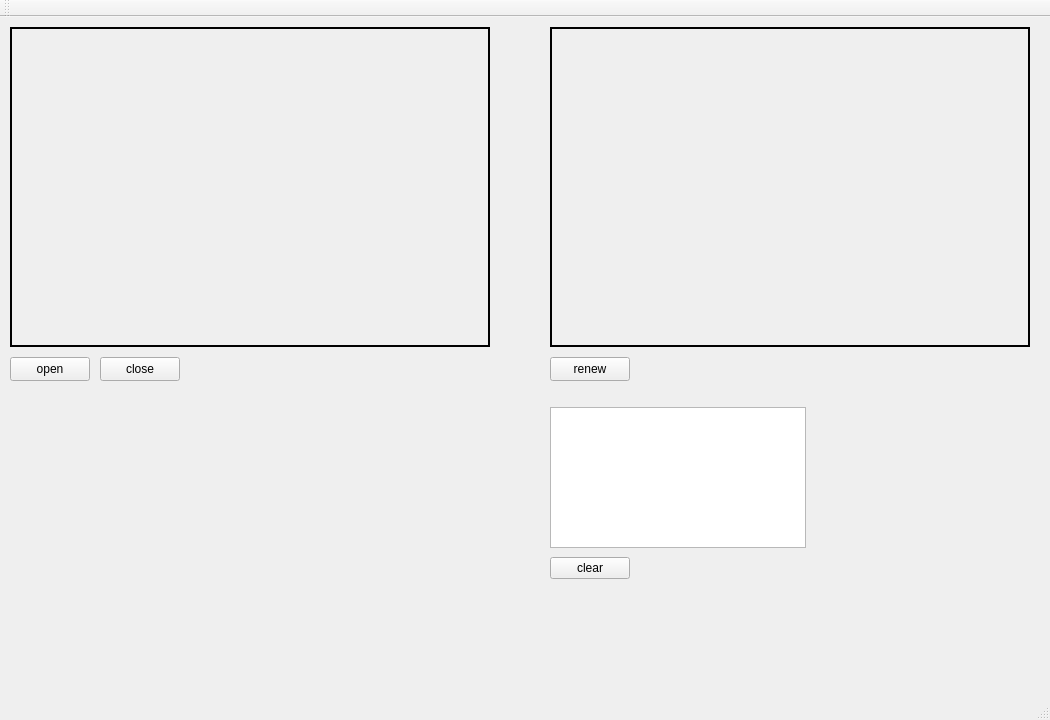
This is Autotest/frame.ui in gotolafa/ScreenDetect as Qt 5 draws it before an edit. The edited form follows.
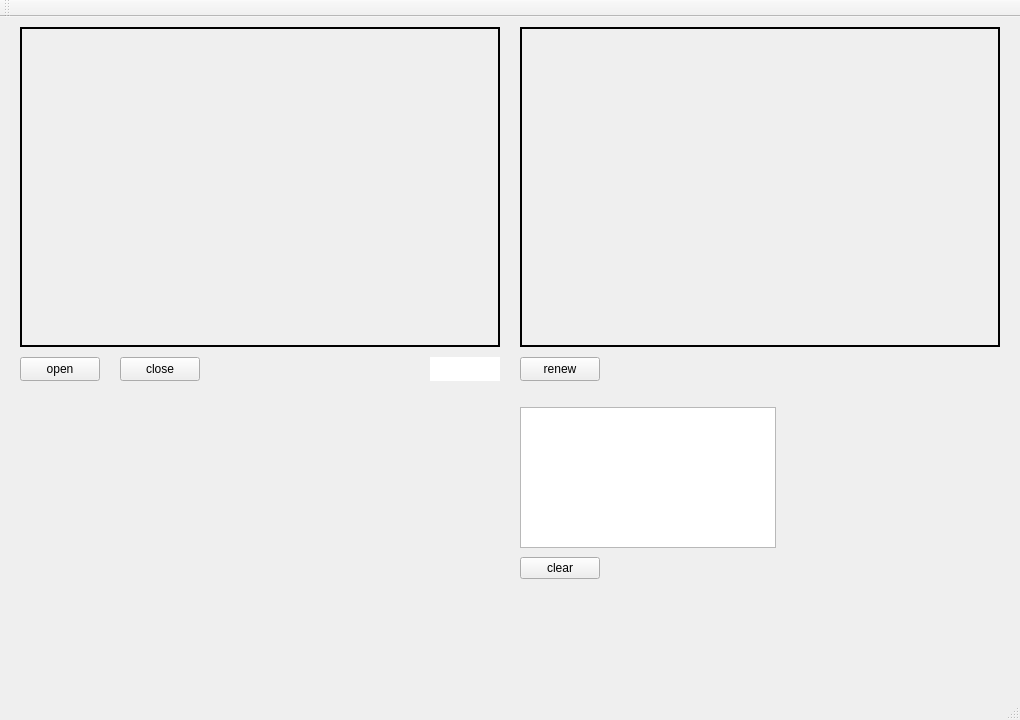
This is the edited form.

Commit message: Fix renew breaking picture

What changed in the file:
```diff
--- a/Autotest/frame.ui
+++ b/Autotest/frame.ui
@@ -6,10 +6,16 @@
    <rect>
     <x>0</x>
     <y>0</y>
-    <width>1050</width>
+    <width>1020</width>
     <height>720</height>
    </rect>
   </property>
+  <property name="sizePolicy">
+   <sizepolicy hsizetype="Fixed" vsizetype="Fixed">
+    <horstretch>0</horstretch>
+    <verstretch>0</verstretch>
+   </sizepolicy>
+  </property>
   <property name="windowTitle">
    <string>Autotest</string>
   </property>
@@ -17,7 +23,7 @@
    <widget class="QPushButton" name="open">
     <property name="geometry">
      <rect>
-      <x>10</x>
+      <x>20</x>
       <y>340</y>
       <width>80</width>
       <height>24</height>
@@ -30,7 +36,7 @@
    <widget class="QPushButton" name="close">
     <property name="geometry">
      <rect>
-      <x>100</x>
+      <x>120</x>
       <y>340</y>
       <width>80</width>
       <height>24</height>
@@ -43,7 +49,7 @@
    <widget class="QLabel" name="label_1">
     <property name="geometry">
      <rect>
-      <x>10</x>
+      <x>20</x>
       <y>10</y>
       <width>480</width>
       <height>320</height>
@@ -59,7 +65,7 @@
    <widget class="QLabel" name="label_2">
     <property name="geometry">
      <rect>
-      <x>550</x>
+      <x>520</x>
       <y>10</y>
       <width>480</width>
       <height>320</height>
@@ -78,7 +84,7 @@
    <widget class="QPushButton" name="renew">
     <property name="geometry">
      <rect>
-      <x>550</x>
+      <x>520</x>
       <y>340</y>
       <width>80</width>
       <height>24</height>
@@ -88,10 +94,10 @@
      <string>renew</string>
     </property>
    </widget>
-   <widget class="QTextBrowser" name="showThread">
+   <widget class="QTextBrowser" name="showResult">
     <property name="geometry">
      <rect>
-      <x>550</x>
+      <x>520</x>
       <y>390</y>
       <width>256</width>
       <height>141</height>
@@ -107,7 +113,7 @@
    <widget class="QPushButton" name="clear">
     <property name="geometry">
      <rect>
-      <x>550</x>
+      <x>520</x>
       <y>540</y>
       <width>80</width>
       <height>22</height>
@@ -117,6 +123,43 @@
      <string>clear</string>
     </property>
    </widget>
+   <widget class="QTextBrowser" name="showThread">
+    <property name="geometry">
+     <rect>
+      <x>430</x>
+      <y>340</y>
+      <width>70</width>
+      <height>24</height>
+     </rect>
+    </property>
+    <property name="sizePolicy">
+     <sizepolicy hsizetype="Fixed" vsizetype="Fixed">
+      <horstretch>0</horstretch>
+      <verstretch>0</verstretch>
+     </sizepolicy>
+    </property>
+    <property name="layoutDirection">
+     <enum>Qt::LeftToRight</enum>
+    </property>
+    <property name="autoFillBackground">
+     <bool>false</bool>
+    </property>
+    <property name="frameShape">
+     <enum>QFrame::NoFrame</enum>
+    </property>
+    <property name="frameShadow">
+     <enum>QFrame::Plain</enum>
+    </property>
+    <property name="verticalScrollBarPolicy">
+     <enum>Qt::ScrollBarAlwaysOff</enum>
+    </property>
+    <property name="horizontalScrollBarPolicy">
+     <enum>Qt::ScrollBarAlwaysOff</enum>
+    </property>
+    <property name="lineWrapMode">
+     <enum>QTextEdit::NoWrap</enum>
+    </property>
+   </widget>
   </widget>
   <widget class="QMenuBar" name="menuBar">
    <property name="geometry">
```
Left out of the diff: 7 changed lines with no effect on the pictures. The commit also changes 2 other files.
